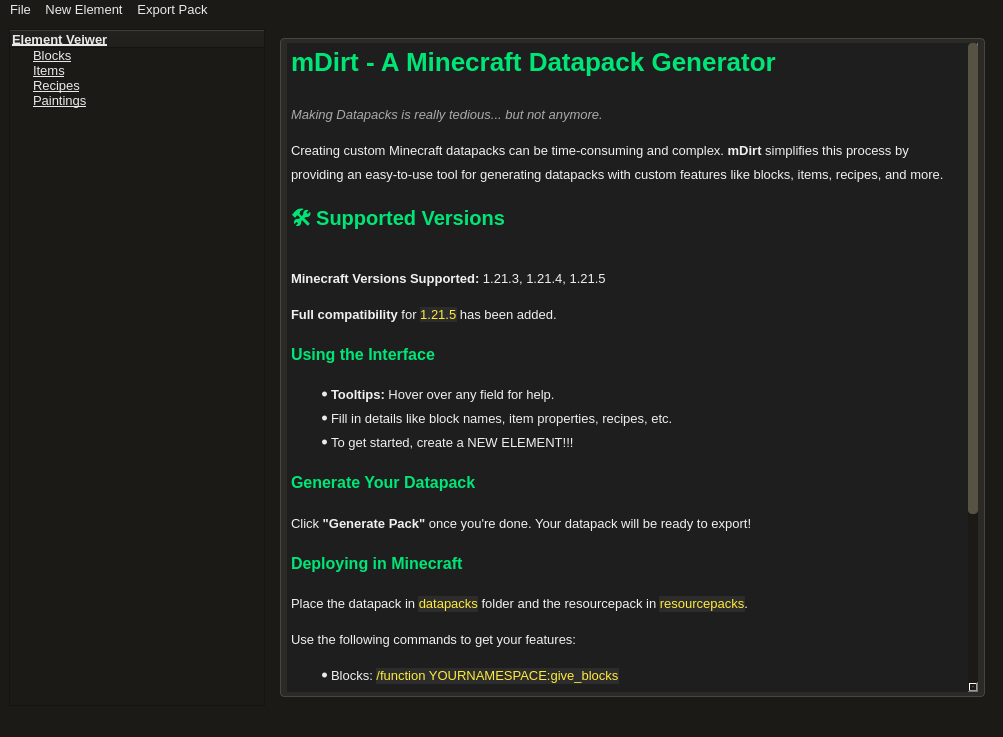
Before: the Qt Designer form lib/ui.ui in Faith-and-Code-Technologies/mDirt, drawn with Qt 5.
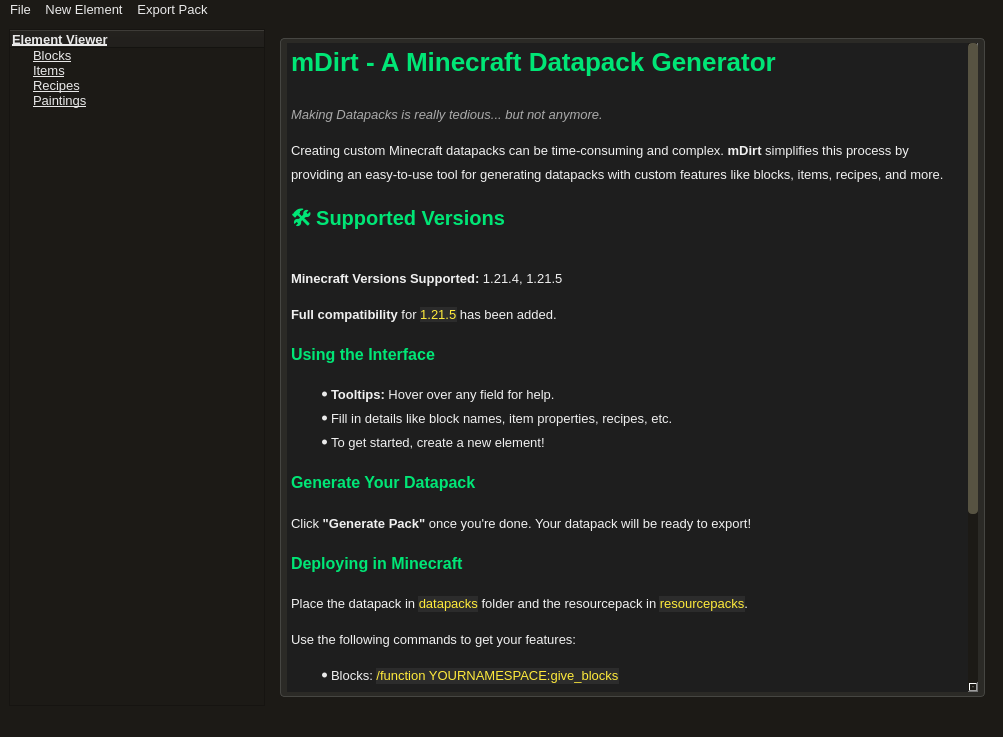
After: the same form once the commit is applied. The open tabs and pages were chosen to show the change.

Commit message: Began installing new UI

Patch:
```diff
--- a/lib/ui.ui
+++ b/lib/ui.ui
@@ -136,13 +136,13 @@
 &lt;p style=&quot; margin-top:12px; margin-bottom:12px; margin-left:0px; margin-right:0px; -qt-block-indent:0; text-indent:0px; line-height:160%;&quot;&gt;&lt;span style=&quot; font-family:'Segoe UI','sans-serif'; font-style:italic; color:#aaaaaa;&quot;&gt;Making Datapacks is really tedious... but not anymore.&lt;/span&gt;&lt;span style=&quot; font-family:'Segoe UI','sans-serif'; color:#f0f0f0;&quot;&gt; &lt;/span&gt;&lt;/p&gt;
 &lt;p style=&quot; margin-top:12px; margin-bottom:12px; margin-left:0px; margin-right:0px; -qt-block-indent:0; text-indent:0px; line-height:160%;&quot;&gt;&lt;span style=&quot; font-family:'Segoe UI','sans-serif'; color:#f0f0f0;&quot;&gt;Creating custom Minecraft datapacks can be time-consuming and complex. &lt;/span&gt;&lt;span style=&quot; font-family:'Segoe UI','sans-serif'; font-weight:700; color:#f0f0f0;&quot;&gt;mDirt&lt;/span&gt;&lt;span style=&quot; font-family:'Segoe UI','sans-serif'; color:#f0f0f0;&quot;&gt; simplifies this process by providing an easy-to-use tool for generating datapacks with custom features like blocks, items, recipes, and more. &lt;/span&gt;&lt;/p&gt;
 &lt;h2 style=&quot; margin-top:0px; margin-bottom:12px; margin-left:0px; margin-right:0px; -qt-block-indent:0; text-indent:0px; line-height:160%;&quot;&gt;&lt;span style=&quot; font-family:'Segoe UI','sans-serif'; font-size:x-large; font-weight:700; color:#00e676;&quot;&gt;🛠️ Supported Versions&lt;/span&gt;&lt;span style=&quot; font-family:'Segoe UI','sans-serif'; font-size:x-large; font-weight:700; color:#f0f0f0;&quot;&gt; &lt;/span&gt;&lt;/h2&gt;
-&lt;p style=&quot; margin-top:12px; margin-bottom:12px; margin-left:0px; margin-right:0px; -qt-block-indent:0; text-indent:0px; line-height:160%;&quot;&gt;&lt;span style=&quot; font-family:'Segoe UI','sans-serif'; font-weight:700; color:#f0f0f0;&quot;&gt;Minecraft Versions Supported:&lt;/span&gt;&lt;span style=&quot; font-family:'Segoe UI','sans-serif'; color:#f0f0f0;&quot;&gt; 1.21.3, 1.21.4, 1.21.5 &lt;/span&gt;&lt;/p&gt;
+&lt;p style=&quot; margin-top:12px; margin-bottom:12px; margin-left:0px; margin-right:0px; -qt-block-indent:0; text-indent:0px; line-height:160%;&quot;&gt;&lt;span style=&quot; font-family:'Segoe UI','sans-serif'; font-weight:700; color:#f0f0f0;&quot;&gt;Minecraft Versions Supported:&lt;/span&gt;&lt;span style=&quot; font-family:'Segoe UI','sans-serif'; color:#f0f0f0;&quot;&gt; 1.21.4, 1.21.5 &lt;/span&gt;&lt;/p&gt;
 &lt;p style=&quot; margin-top:12px; margin-bottom:12px; margin-left:0px; margin-right:0px; -qt-block-indent:0; text-indent:0px; line-height:160%;&quot;&gt;&lt;span style=&quot; font-family:'Segoe UI','sans-serif'; font-weight:700; color:#f0f0f0;&quot;&gt;Full compatibility&lt;/span&gt;&lt;span style=&quot; font-family:'Segoe UI','sans-serif'; color:#f0f0f0;&quot;&gt; for &lt;/span&gt;&lt;span style=&quot; font-family:'Courier New'; color:#ffeb3b; background-color:#2c2c2c;&quot;&gt;1.21.5&lt;/span&gt;&lt;span style=&quot; font-family:'Segoe UI','sans-serif'; color:#f0f0f0;&quot;&gt; has been added. &lt;/span&gt;&lt;/p&gt;
 &lt;h3 style=&quot; margin-top:14px; margin-bottom:12px; margin-left:0px; margin-right:0px; -qt-block-indent:0; text-indent:0px; line-height:160%;&quot;&gt;&lt;span style=&quot; font-family:'Segoe UI','sans-serif'; font-size:large; font-weight:700; color:#00e676;&quot;&gt;Using the Interface&lt;/span&gt;&lt;span style=&quot; font-family:'Segoe UI','sans-serif'; font-size:large; font-weight:700; color:#f0f0f0;&quot;&gt; &lt;/span&gt;&lt;/h3&gt;
 &lt;ul style=&quot;margin-top: 0px; margin-bottom: 0px; margin-left: 0px; margin-right: 0px; -qt-list-indent: 1;&quot;&gt;
 &lt;li style=&quot; font-family:'Segoe UI','sans-serif'; color:#f0f0f0;&quot; style=&quot; margin-top:12px; margin-bottom:0px; margin-left:0px; margin-right:0px; -qt-block-indent:0; text-indent:0px; line-height:160%;&quot;&gt;&lt;span style=&quot; font-weight:700;&quot;&gt;Tooltips:&lt;/span&gt; Hover over any field for help. &lt;/li&gt;
 &lt;li style=&quot; font-family:'Segoe UI','sans-serif'; color:#f0f0f0;&quot; style=&quot; margin-top:0px; margin-bottom:0px; margin-left:0px; margin-right:0px; -qt-block-indent:0; text-indent:0px; line-height:160%;&quot;&gt;Fill in details like block names, item properties, recipes, etc. &lt;/li&gt;
-&lt;li style=&quot; font-family:'Segoe UI','sans-serif'; color:#f0f0f0;&quot; style=&quot; margin-top:0px; margin-bottom:12px; margin-left:0px; margin-right:0px; -qt-block-indent:0; text-indent:0px; line-height:160%;&quot;&gt;To get started, create a NEW ELEMENT!!!&lt;/li&gt;&lt;/ul&gt;
+&lt;li style=&quot; font-family:'Segoe UI','sans-serif'; color:#f0f0f0;&quot; style=&quot; margin-top:0px; margin-bottom:12px; margin-left:0px; margin-right:0px; -qt-block-indent:0; text-indent:0px; line-height:160%;&quot;&gt;To get started, create a new element!&lt;/li&gt;&lt;/ul&gt;
 &lt;h3 style=&quot; margin-top:14px; margin-bottom:12px; margin-left:0px; margin-right:0px; -qt-block-indent:0; text-indent:0px; line-height:160%;&quot;&gt;&lt;span style=&quot; font-family:'Segoe UI','sans-serif'; font-size:large; font-weight:700; color:#00e676;&quot;&gt;Generate Your Datapack&lt;/span&gt;&lt;span style=&quot; font-family:'Segoe UI','sans-serif'; font-size:large; font-weight:700; color:#f0f0f0;&quot;&gt; &lt;/span&gt;&lt;/h3&gt;
 &lt;p style=&quot; margin-top:12px; margin-bottom:12px; margin-left:0px; margin-right:0px; -qt-block-indent:0; text-indent:0px; line-height:160%;&quot;&gt;&lt;span style=&quot; font-family:'Segoe UI','sans-serif'; color:#f0f0f0;&quot;&gt;Click &lt;/span&gt;&lt;span style=&quot; font-family:'Segoe UI','sans-serif'; font-weight:700; color:#f0f0f0;&quot;&gt;&amp;quot;Generate Pack&amp;quot;&lt;/span&gt;&lt;span style=&quot; font-family:'Segoe UI','sans-serif'; color:#f0f0f0;&quot;&gt; once you're done. Your datapack will be ready to export! &lt;/span&gt;&lt;/p&gt;
 &lt;h3 style=&quot; margin-top:14px; margin-bottom:12px; margin-left:0px; margin-right:0px; -qt-block-indent:0; text-indent:0px; line-height:160%;&quot;&gt;&lt;span style=&quot; font-family:'Segoe UI','sans-serif'; font-size:large; font-weight:700; color:#00e676;&quot;&gt;Deploying in Minecraft&lt;/span&gt;&lt;span style=&quot; font-family:'Segoe UI','sans-serif'; font-size:large; font-weight:700; color:#f0f0f0;&quot;&gt; &lt;/span&gt;&lt;/h3&gt;
@@ -208,6 +208,7 @@
 &lt;p align=&quot;center&quot; style=&quot; margin-top:0px; margin-bottom:0px; margin-left:0px; margin-right:0px; -qt-block-indent:0; text-indent:0px; line-height:160%;&quot;&gt;&lt;span style=&quot; font-family:'Segoe UI','sans-serif'; color:#e53935;&quot;&gt;❌&lt;/span&gt;&lt;/p&gt;&lt;/td&gt;
 &lt;td style=&quot; padding-left:0; padding-right:0; padding-top:0; padding-bottom:0; border-top:1px; border-right:1px; border-bottom:1px; border-left:1px; border-top-color:#444444; border-right-color:#444444; border-bottom-color:#444444; border-left-color:#444444; border-top-style:solid; border-right-style:solid; border-bottom-style:solid; border-left-style:solid;&quot;&gt;
 &lt;p align=&quot;center&quot; style=&quot; margin-top:0px; margin-bottom:0px; margin-left:0px; margin-right:0px; -qt-block-indent:0; text-indent:0px; line-height:160%;&quot;&gt;&lt;span style=&quot; font-family:'Segoe UI','sans-serif'; color:#e53935;&quot;&gt;❌&lt;/span&gt;&lt;/p&gt;&lt;/td&gt;&lt;/tr&gt;&lt;/table&gt;
+&lt;p style=&quot;-qt-paragraph-type:empty; margin-top:0px; margin-bottom:0px; margin-left:0px; margin-right:0px; -qt-block-indent:0; text-indent:0px;&quot;&gt;&lt;br /&gt;&lt;/p&gt;
 &lt;h2 style=&quot; margin-top:0px; margin-bottom:12px; margin-left:0px; margin-right:0px; -qt-block-indent:0; text-indent:0px; line-height:160%;&quot;&gt;&lt;span style=&quot; font-family:'Segoe UI','sans-serif'; font-size:x-large; font-weight:700; color:#00e676;&quot;&gt;🚀 Coming Soon&lt;/span&gt;&lt;span style=&quot; font-family:'Segoe UI','sans-serif'; font-size:x-large; font-weight:700; color:#f0f0f0;&quot;&gt; &lt;/span&gt;&lt;/h2&gt;
 &lt;ul style=&quot;margin-top: 0px; margin-bottom: 0px; margin-left: 0px; margin-right: 0px; -qt-list-indent: 1;&quot;&gt;
 &lt;li style=&quot; font-family:'Segoe UI','sans-serif'; color:#f0f0f0;&quot; style=&quot; margin-top:12px; margin-bottom:0px; margin-left:0px; margin-right:0px; -qt-block-indent:0; text-indent:0px; line-height:160%;&quot;&gt;Custom Components for Items and Blocks &lt;/li&gt;
@@ -1536,7 +1537,7 @@
       </property>
       <column>
        <property name="text">
-        <string>Element Veiwer</string>
+        <string>Element Viewer</string>
        </property>
        <property name="font">
         <font>
```
Left out of the diff: 8 changed lines with no effect on the pictures. The commit also changes 1 other file.
